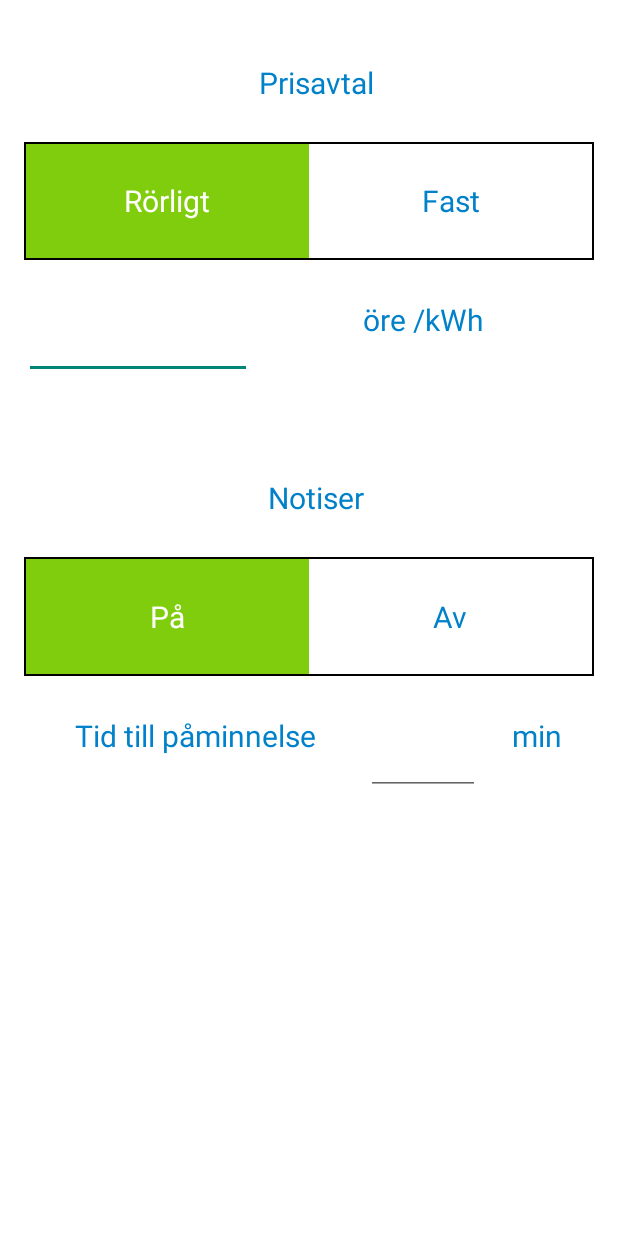
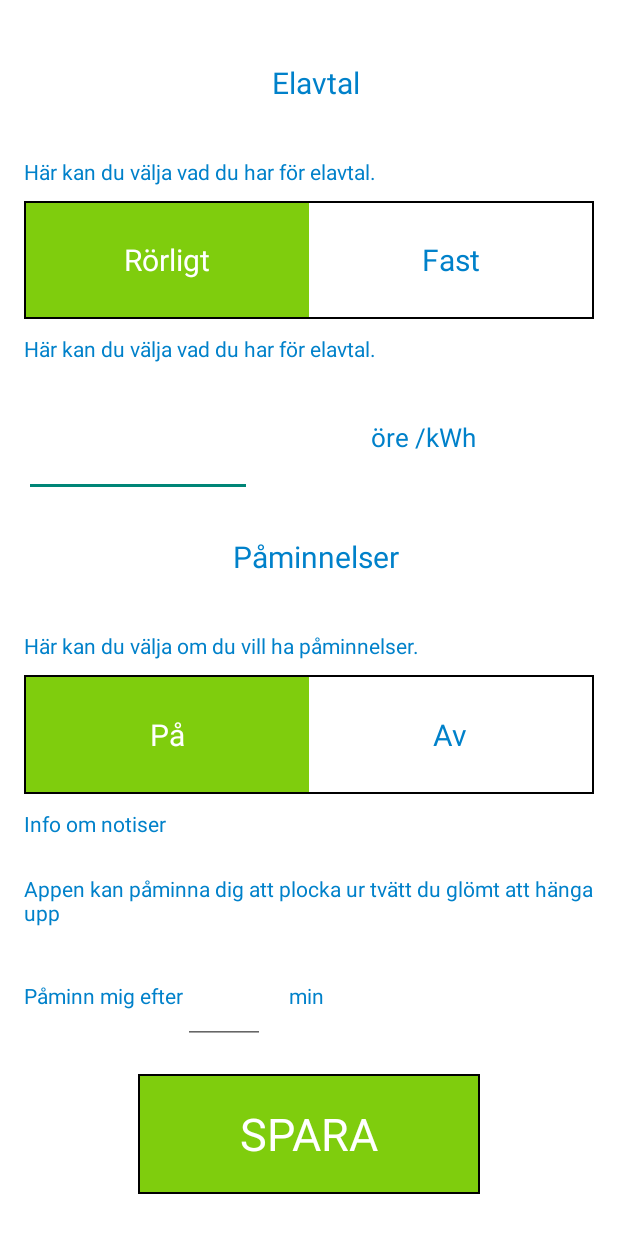
Before and after one commit to e-karlsson/SmartWasher, an Android app: the layout layout_settings_content.xml on its own in the app's theme, with its tools: preview values and no code run, on a phone screen of 412 x 824 dp. Shown: the top 1233 px of the screen. Run offline under Robolectric (Android 15) with nearby library versions, the phone set to English and light mode, and no system bars.

Commit message:
hemma fix feedbacks v.2.0.1

```diff
--- a/app/src/main/java/fragments/HomeWashingFragment.java
+++ b/app/src/main/java/fragments/HomeWashingFragment.java
@@ -1,5 +1,7 @@
 package fragments;
 
+import android.app.AlertDialog;
+import android.content.DialogInterface;
 import android.util.Log;
 import android.view.View;
 import android.widget.LinearLayout;
@@ -37,18 +39,7 @@ public class HomeWashingFragment extends BaseFragment {
         cancelButton.setOnClickListener(new View.OnClickListener() {
             @Override
             public void onClick(View v) {
-                WasherService.stop(new CallBack<Status>() {
-                    @Override
-                    public void onSuccess(Status status) {
-                        MyViewPager.getInstance().setCurrentItem(MyViewPager.HOME_SLEEP,false);
-                    }
-
-                    @Override
-                    public void onError(WasherError error) {
-                        Toast.makeText(getActivity(), "Kunde inte ansluta till servern!", Toast.LENGTH_SHORT).show();
-
-                    }
-                });
+               showCancelDialog();
 
             }
         });
@@ -90,6 +81,41 @@ public class HomeWashingFragment extends BaseFragment {
     }
 
 
+    private void showCancelDialog(){
+        AlertDialog.Builder builder = new AlertDialog.Builder(getActivity());
+        builder.setMessage("Vill du verkligen avbryta den pågående tvätten?");
+        builder.setCancelable(true);
+        builder.setPositiveButton("Ja", new DialogInterface.OnClickListener() {
+            @Override
+            public void onClick(final DialogInterface dialog, int which) {
+                WasherService.stop(new CallBack<Status>() {
+                    @Override
+                    public void onSuccess(Status status) {
+                        MyViewPager.getInstance().setCurrentItem(MyViewPager.HOME_SLEEP,false);
+                        dialog.dismiss();
+                    }
+
+                    @Override
+                    public void onError(WasherError error) {
+                        Toast.makeText(getActivity(), "Kunde inte ansluta till servern!", Toast.LENGTH_SHORT).show();
+                        dialog.dismiss();
+
+                    }
+                });
+
+            }
+        });
+        builder.setNegativeButton("Nej", new DialogInterface.OnClickListener() {
+            @Override
+            public void onClick(DialogInterface dialog, int which) {
+                dialog.dismiss();
+            }
+        });
+        AlertDialog dialog = builder.create();
+        dialog.show();
+    }
+
+
     @Override
     public void onResume() {
         setData();
--- a/app/src/main/java/fragments/MyViewPager.java
+++ b/app/src/main/java/fragments/MyViewPager.java
@@ -22,6 +22,8 @@ public class MyViewPager extends ViewPager {
     public static final int HISTORY = 6;
     public static final int SETTINGS = 7;
 
+    private static final long STICKY_TIME = 10000;
+    private static long lastHomeSwitch;
 
     private int lastItem = 0;
     private TextView title;
@@ -50,13 +52,6 @@ public class MyViewPager extends ViewPager {
     public void setCurrentItem(int item) {
 
         setCurrentItem(item, false);
-    /*    BaseFragment lastFragment = MyFragmentAdapter.getFragment(lastItem);
-        lastFragment.onPause();
-        super.setCurrentItem(item);
-        BaseFragment fragment = MyFragmentAdapter.getFragment(item);
-        fragment.onResume();
-        lastItem = item;
-        title.setText(fragment.getTitleName());*/
     }
 
     @Override
@@ -68,6 +63,8 @@ public class MyViewPager extends ViewPager {
         fragment.onResume();
         lastItem = item;
         title.setText(fragment.getTitleName());
+        if(item <= HOME_DONE)
+            lastHomeSwitch = System.currentTimeMillis();
     }
 
     public static MyViewPager getInstance(){
@@ -84,10 +81,10 @@ public class MyViewPager extends ViewPager {
     public static void changeHome(){
         int current = self.getCurrentItem();
         int homeItem = LiveData.getState();
-        if(current <= 3){
+        if(current <= HOME_DONE){
             if(current == homeItem){
                MyFragmentAdapter.getFragment(current).update();
-            }else{
+            }else if (System.currentTimeMillis() - lastHomeSwitch >= STICKY_TIME){
                 self.setCurrentItem(homeItem);
             }
         }
--- a/app/src/main/java/fragments/SettingsFragment.java
+++ b/app/src/main/java/fragments/SettingsFragment.java
@@ -11,6 +11,7 @@ import com.washer.smart.smartwasher.NavigationBar;
 import com.washer.smart.smartwasher.R;
 
 import extra.Storage;
+import sdk.WasherService;
 
 /**
  * Created by xxkarlue on 2015-04-13.
@@ -18,7 +19,7 @@ import extra.Storage;
 public class SettingsFragment extends BaseFragment {
 
     NavigationBar priceNavBar, notificationNavBar;
-    LinearLayout addPrice, setNotification;
+    LinearLayout addPrice, setNotification, saveButton;
     EditText setPrice, setTime;
 
 
@@ -37,6 +38,7 @@ public class SettingsFragment extends BaseFragment {
         setPrice = (EditText) view.findViewById(R.id.et_settings_price);
         setNotification = (LinearLayout) view.findViewById(R.id.ll_settings_time_to_remember);
         setTime = (EditText) view.findViewById(R.id.et_settings_reminder_time);
+        saveButton = (LinearLayout) view.findViewById(R.id.ll_settings_save_button);
 
         final InputMethodManager imm = (InputMethodManager) getActivity().getSystemService(
                 Context.INPUT_METHOD_SERVICE);
@@ -83,6 +85,14 @@ public class SettingsFragment extends BaseFragment {
         });
 
 
+        saveButton.setOnClickListener(new View.OnClickListener() {
+            @Override
+            public void onClick(View v) {
+
+            }
+        });
+
+
     }
 
     private boolean wantNotify(){
@@ -93,7 +103,7 @@ public class SettingsFragment extends BaseFragment {
     }
 
     private boolean isStatic(){
-        int state = notificationNavBar.getSelectedId();
+        int state = priceNavBar.getSelectedId();
 
         if(state == 1) return true;
         return false;
--- a/app/src/main/res/layout/layout_settings_content.xml
+++ b/app/src/main/res/layout/layout_settings_content.xml
@@ -35,11 +35,20 @@
             <TextView
                 android:layout_width="wrap_content"
                 android:layout_height="wrap_content"
-                android:text="Prisavtal"
-                android:textSize="@dimen/tv_start_param"
+                android:text="Elavtal"
+                android:textSize="@dimen/settings_title_size"
                 android:textColor="@color/tieto_darkblue"/>
         </LinearLayout>
     </LinearLayout>
+
+    <TextView
+        android:layout_width="match_parent"
+        android:layout_height="0dp"
+        android:text="Här kan du välja vad du har för elavtal. "
+        android:layout_weight="5"
+        android:textColor="@color/tieto_darkblue"
+        android:textSize="@dimen/settings_info_size"
+        android:gravity="center_vertical" />
 
     <LinearLayout
         android:orientation="horizontal"
@@ -49,6 +58,8 @@
         android:weightSum="100"
         android:background="@drawable/all_around_stroke"
         android:padding="1dp">
+
+
 
         <LinearLayout
             android:orientation="horizontal"
@@ -87,7 +98,14 @@
         </LinearLayout>
 
     </LinearLayout>
-
+    <TextView
+        android:layout_width="match_parent"
+        android:layout_height="0dp"
+        android:text="Här kan du välja vad du har för elavtal. "
+        android:layout_weight="5"
+        android:textColor="@color/tieto_darkblue"
+        android:textSize="@dimen/settings_info_size"
+        android:gravity="center_vertical" />
     <LinearLayout
         android:orientation="horizontal"
         android:layout_width="fill_parent"
@@ -122,21 +140,13 @@
                 android:layout_height="fill_parent"
                 android:text="öre /kWh"
                 android:textColor="@color/tieto_darkblue"
-                android:textSize="@dimen/tv_start_param"
+                android:textSize="@dimen/settings_action_size"
                 android:gravity="center"
                 android:id="@+id/textView" />
         </LinearLayout>
     </LinearLayout>
 
 
-    <!-- EMPTY -->
-    <LinearLayout
-        android:orientation="vertical"
-        android:layout_width="fill_parent"
-        android:layout_height="0dp"
-        android:layout_weight="5">
-
-    </LinearLayout>
 
 
     <!-- Notiser -->
@@ -159,11 +169,20 @@
             <TextView
                 android:layout_width="wrap_content"
                 android:layout_height="wrap_content"
-                android:text="Notiser"
-                android:textSize="@dimen/tv_start_param"
+                android:text="Påminnelser"
+                android:textSize="@dimen/settings_title_size"
                 android:textColor="@color/tieto_darkblue"/>
         </LinearLayout>
     </LinearLayout>
+
+    <TextView
+        android:layout_width="match_parent"
+        android:layout_height="0dp"
+        android:text="Här kan du välja om du vill ha påminnelser. "
+        android:layout_weight="5"
+        android:textColor="@color/tieto_darkblue"
+        android:textSize="@dimen/settings_info_size"
+        android:gravity="center_vertical" />
 
     <LinearLayout
         android:orientation="horizontal"
@@ -212,30 +231,59 @@
         </LinearLayout>
     </LinearLayout>
 
+    <TextView
+        android:layout_width="match_parent"
+        android:layout_height="0dp"
+        android:text="Info om notiser"
+        android:id="@+id/tv_settings_push_info"
+        android:layout_weight="5"
+        android:textColor="@color/tieto_darkblue"
+        android:textSize="@dimen/settings_info_size"
+        android:gravity="center_vertical" />
+
+    <LinearLayout
+        android:orientation="vertical"
+        android:layout_width="fill_parent"
+        android:layout_height="0dp"
+        android:layout_weight="16"
+        android:weightSum="20"
+        android:id="@+id/ll_settings_reminder_container">
+
+        <TextView
+            android:layout_width="match_parent"
+            android:layout_height="0dp"
+            android:text="Appen kan påminna dig att plocka ur tvätt du glömt att hänga upp"
+            android:id="@+id/textView17"
+            android:layout_weight="10"
+            android:textColor="@color/tieto_darkblue"
+            android:textSize="@dimen/settings_info_size"
+            android:gravity="center_vertical" />
+
         <LinearLayout
             android:orientation="horizontal"
             android:layout_width="fill_parent"
             android:layout_height="0dp"
             android:layout_weight="10"
             android:weightSum="10"
-        android:id="@+id/ll_settings_time_to_remember">
+            android:id="@+id/ll_settings_time_to_remember"
+            android:gravity="center_vertical|left">
 
             <LinearLayout
                 android:orientation="horizontal"
-            android:layout_width="0dp"
+                android:layout_width="wrap_content"
                 android:layout_height="fill_parent"
-            android:layout_weight="6"
                 android:gravity="center_vertical|center_horizontal" >
 
                 <TextView
-                android:layout_width="fill_parent"
+                    android:layout_width="wrap_content"
                     android:layout_height="fill_parent"
-                android:text="Tid till påminnelse"
                     android:background="@color/background"
                     android:textColor="@color/tieto_darkblue"
-                android:textSize="@dimen/tv_start_param"
+                    android:textSize="@dimen/settings_info_size"
                     android:gravity="center"
-                android:id="@+id/textView2" />
+                    android:id="@+id/textView2"
+                    android:singleLine="false"
+                    android:text="Påminn mig efter" />
             </LinearLayout>
 
             <LinearLayout
@@ -266,9 +314,55 @@
                     android:text="min"
                     android:background="@color/background"
                     android:textColor="@color/tieto_darkblue"
-                android:textSize="@dimen/tv_start_param"
+                    android:textSize="@dimen/settings_info_size"
                     android:gravity="center"
                     android:id="@+id/textView3" />
+            </LinearLayout>
+        </LinearLayout>
+    </LinearLayout>
+
+    <LinearLayout
+        android:orientation="vertical"
+        android:layout_width="fill_parent"
+        android:layout_height="0dp"
+        android:layout_weight="15"
+        android:weightSum="15"
+        android:gravity="center">
+
+        <LinearLayout
+            android:orientation="horizontal"
+            android:layout_width="fill_parent"
+            android:layout_height="0dp"
+            android:layout_weight="10"
+            android:weightSum="10"
+            android:gravity="center">
+
+            <LinearLayout
+                android:orientation="vertical"
+                android:layout_width="0dp"
+                android:layout_height="fill_parent"
+                android:layout_weight="6"
+                android:background="@drawable/all_around_stroke"
+                android:gravity="center_vertical"
+                android:padding="1dp"
+                android:id="@+id/ll_settings_save_button" >
+
+                <LinearLayout
+                    android:orientation="horizontal"
+                    android:layout_width="fill_parent"
+                    android:layout_height="fill_parent"
+                    android:gravity="center_vertical|center_horizontal"
+                    android:background="@color/tieto_green" >
+
+                    <TextView
+                        android:layout_width="wrap_content"
+                        android:layout_height="wrap_content"
+                        android:text="SPARA"
+                        android:textSize="@dimen/button_text_size"
+                        android:textColor="@color/button_text_color" />
+
+                </LinearLayout>
+            </LinearLayout>
         </LinearLayout>
     </LinearLayout>
 
--- a/app/src/main/res/values/dimens.xml
+++ b/app/src/main/res/values/dimens.xml
@@ -18,6 +18,10 @@
     <dimen name="start_detail_description">15dp</dimen>
     <dimen name="text_size_description">17dp</dimen>
 
+    <dimen name="settings_title_size">20dp</dimen>
+    <dimen name="settings_action_size">17dp</dimen>
+    <dimen name="settings_info_size">14dp</dimen>
+
 
     <dimen name="schedule_icons">20dp</dimen>
 
```
Also changed, not shown: app/src/main/res/mipmap-hdpi/ic_small_notification.png (added). Lines whose indentation alone changed are shown as unchanged.
